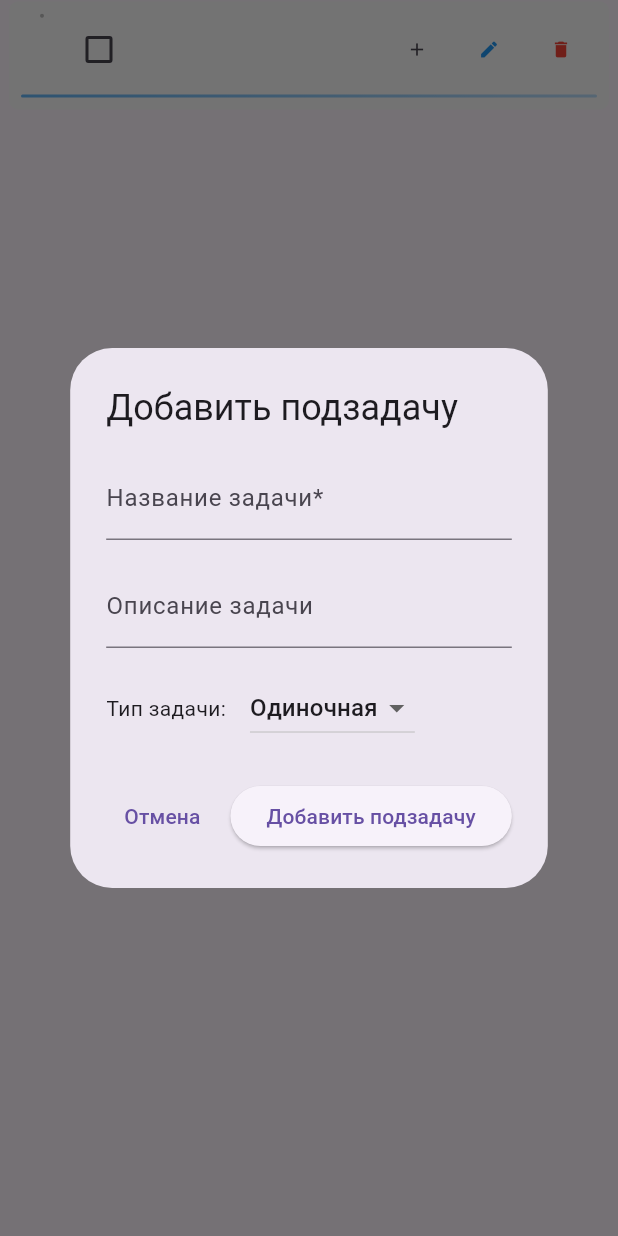
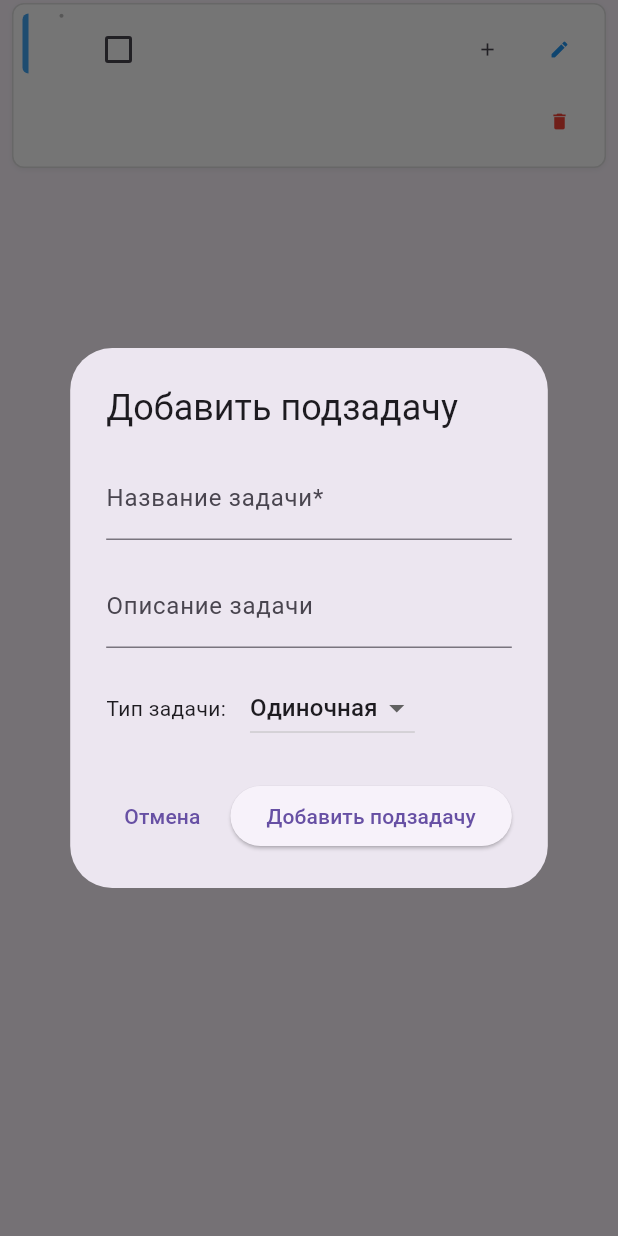
Before and after one commit to Vinillian/task_tracker, a Flutter app: the ExpandableTaskCard widget shown alone on an empty page, opened directly with empty values, after a tap on the "add" icon, on a phone screen of 412 x 824 dp. Run offline on Flutter 3.47's test engine with Material 3 defaults, Android fonts, the phone set to English and light mode, and no system bars; our stand-ins replace flutter_riverpod, hive, hive_flutter; accounts and stored records are empty.

Commit message:
feat: improve task cards design and layout
- dd vertical colored level indicators instead of horizontal indentation
- emove margins for subtasks to improve compactness
- nhance card styling with borders and subtle shadows
- emove duplicate expand/collapse button
- eep left expand/collapse button for all tasks
- mprove text layout with maxines and ellipsis
- ix infinite height constraint issue

```diff
--- a/lib/widgets/expandable_task_card.dart
+++ b/lib/widgets/expandable_task_card.dart
@@ -35,6 +35,20 @@ class _ExpandableTaskCardState extends State<ExpandableTaskCard> {
   bool _isExpanded = false;
   List<Task> _subTasks = []; // ✅ Кэшируем подзадачи
 
+  Color _getLevelColor(int level) {
+    switch (level) {
+      case 0:
+        return Colors.blue.shade400;
+      case 1:
+        return Colors.green.shade400;
+      case 2:
+        return Colors.orange.shade400;
+      case 3:
+        return Colors.purple.shade400;
+      default:
+        return Colors.red.shade400;
+    }
+  }
 
   @override
   void initState() {
@@ -66,7 +80,8 @@ class _ExpandableTaskCardState extends State<ExpandableTaskCard> {
   }
 
   void _toggleTaskCompletion() {
-    final updatedTask = widget.task.copyWith(isCompleted: !widget.task.isCompleted);
+    final updatedTask =
+        widget.task.copyWith(isCompleted: !widget.task.isCompleted);
     widget.onTaskUpdated(updatedTask);
   }
 
@@ -74,7 +89,8 @@ class _ExpandableTaskCardState extends State<ExpandableTaskCard> {
     final updatedTask = widget.task.copyWith(completedSteps: newCompletedSteps);
 
     // ✅ АВТОМАТИЧЕСКОЕ ЗАВЕРШЕНИЕ ПРИ 100% ПРОГРЕССЕ
-    if (newCompletedSteps >= widget.task.totalSteps && widget.task.totalSteps > 0) {
+    if (newCompletedSteps >= widget.task.totalSteps &&
+        widget.task.totalSteps > 0) {
       updatedTask.isCompleted = true;
     }
 
@@ -101,8 +117,10 @@ class _ExpandableTaskCardState extends State<ExpandableTaskCard> {
     showDialog(
       context: context,
       builder: (context) => AddTaskDialog(
-        onTaskCreated: (String title, String description, TaskType type, int steps, String? parentId) {
-          _createSubTask(title, description, type, steps, widget.task.projectId, parentId);
+        onTaskCreated: (String title, String description, TaskType type,
+            int steps, String? parentId) {
+          _createSubTask(
+              title, description, type, steps, widget.task.projectId, parentId);
         },
         projectId: widget.task.projectId,
         parentId: widget.task.id,
@@ -110,7 +128,8 @@ class _ExpandableTaskCardState extends State<ExpandableTaskCard> {
     );
   }
 
-  void _createSubTask(String title, String description, TaskType type, int totalSteps, String? projectId, String? parentId) {
+  void _createSubTask(String title, String description, TaskType type,
+      int totalSteps, String? projectId, String? parentId) {
     if (!widget.taskService.canAddSubTask(widget.task.id)) {
       ScaffoldMessenger.of(context).showSnackBar(
         const SnackBar(
@@ -250,9 +269,11 @@ class _ExpandableTaskCardState extends State<ExpandableTaskCard> {
                     ),
                     keyboardType: TextInputType.number,
                     onChanged: (value) {
-                      final newValue = int.tryParse(value) ?? tempCompletedSteps;
+                      final newValue =
+                          int.tryParse(value) ?? tempCompletedSteps;
                       setState(() {
-                        tempCompletedSteps = newValue.clamp(0, widget.task.totalSteps);
+                        tempCompletedSteps =
+                            newValue.clamp(0, widget.task.totalSteps);
                       });
                     },
                   ),
@@ -298,23 +319,27 @@ class _ExpandableTaskCardState extends State<ExpandableTaskCard> {
   @override
   Widget build(BuildContext context) {
     final hasSubTasks = _subTasks.isNotEmpty;
-    final indent = widget.level * 16.0;
 
     return Container(
-      margin: EdgeInsets.only(
-        left: indent + 6,
-        right: 6,
-        top: 1,
-        bottom: 1,
-      ),
+      margin: widget.level == 0
+          ? const EdgeInsets.symmetric(horizontal: 8, vertical: 2)
+          : const EdgeInsets.symmetric(horizontal: 0, vertical: 1),
       child: Column(
         crossAxisAlignment: CrossAxisAlignment.start,
         children: [
           Container(
-            padding: const EdgeInsets.all(8),
+            padding: const EdgeInsets.all(6),
             decoration: BoxDecoration(
-              color: Colors.grey.shade50,
-              borderRadius: BorderRadius.circular(6),
+              color: Colors.white,
+              borderRadius: BorderRadius.circular(8),
+              border: Border.all(color: Colors.grey.shade300, width: 1),
+              boxShadow: [
+                BoxShadow(
+                  color: Colors.black.withOpacity(0.05),
+                  blurRadius: 2,
+                  offset: const Offset(0, 1),
+                ),
+              ],
             ),
             child: Column(
               crossAxisAlignment: CrossAxisAlignment.start,
@@ -322,6 +347,21 @@ class _ExpandableTaskCardState extends State<ExpandableTaskCard> {
                 Row(
                   crossAxisAlignment: CrossAxisAlignment.start,
                   children: [
+                    // Левая вертикальная полоса-индикатор уровня
+                    Container(
+                      width: 4,
+                      height: 40,
+                      decoration: BoxDecoration(
+                        color: _getLevelColor(widget.level),
+                        borderRadius: const BorderRadius.only(
+                          topLeft: Radius.circular(8),
+                          bottomLeft: Radius.circular(8),
+                        ),
+                      ),
+                    ),
+                    const SizedBox(width: 8),
+
+                    // Кнопка раскрытия подзадач
                     if (hasSubTasks)
                       IconButton(
                         icon: Icon(
@@ -330,7 +370,8 @@ class _ExpandableTaskCardState extends State<ExpandableTaskCard> {
                         ),
                         onPressed: _toggleExpanded,
                         padding: EdgeInsets.zero,
-                        constraints: const BoxConstraints(minWidth: 28, minHeight: 28),
+                        constraints:
+                            const BoxConstraints(minWidth: 28, minHeight: 28),
                       )
                     else
                       SizedBox(
@@ -344,12 +385,14 @@ class _ExpandableTaskCardState extends State<ExpandableTaskCard> {
                         ),
                       ),
 
+                    // Прогресс задачи
                     TaskProgressWidget(
                       task: widget.task,
                       onToggle: _toggleTaskCompletion,
                     ),
                     const SizedBox(width: 6),
 
+                    // Текст задачи
                     Expanded(
                       child: Column(
                         crossAxisAlignment: CrossAxisAlignment.start,
@@ -361,16 +404,22 @@ class _ExpandableTaskCardState extends State<ExpandableTaskCard> {
                                   widget.task.title,
                                   style: TextStyle(
                                     fontSize: 13 - (widget.level * 0.2),
-                                    fontWeight: widget.level == 0 ? FontWeight.w500 : FontWeight.w400,
-                                    decoration: widget.task.isCompleted && widget.task.type == TaskType.single
+                                    fontWeight: widget.level == 0
+                                        ? FontWeight.w500
+                                        : FontWeight.w400,
+                                    decoration: widget.task.isCompleted &&
+                                            widget.task.type == TaskType.single
                                         ? TextDecoration.lineThrough
                                         : TextDecoration.none,
                                   ),
+                                  maxLines: 2,
+                                  overflow: TextOverflow.ellipsis,
                                 ),
                               ),
                               if (hasSubTasks)
                                 Container(
-                                  padding: const EdgeInsets.symmetric(horizontal: 3, vertical: 1),
+                                  padding: const EdgeInsets.symmetric(
+                                      horizontal: 3, vertical: 1),
                                   decoration: BoxDecoration(
                                     color: Colors.blue.shade50,
                                     borderRadius: BorderRadius.circular(6),
@@ -402,87 +451,66 @@ class _ExpandableTaskCardState extends State<ExpandableTaskCard> {
                       ),
                     ),
 
-                    Row(
-                      mainAxisSize: MainAxisSize.min,
+                    // Кнопки действий
+                    SizedBox(
+                      width: 120,
+                      child: Wrap(
+                        alignment: WrapAlignment.end,
+                        spacing: 0,
                         children: [
-                        if (hasSubTasks)
-                          IconButton(
-                            icon: Icon(
-                              _isExpanded ? Icons.unfold_less : Icons.unfold_more,
-                              size: 14,
-                              color: Colors.green,
-                            ),
-                            onPressed: _toggleExpanded,
-                            tooltip: _isExpanded ? 'Свернуть подзадачи' : 'Развернуть подзадачи',
-                            padding: EdgeInsets.zero,
-                            constraints: const BoxConstraints(minWidth: 28, minHeight: 28),
-                          ),
                           if (widget.taskService.canAddSubTask(widget.task.id))
                             IconButton(
                               icon: const Icon(Icons.add, size: 14),
                               onPressed: _addSubTask,
                               tooltip: 'Добавить подзадачу',
                               padding: EdgeInsets.zero,
-                            constraints: const BoxConstraints(minWidth: 28, minHeight: 28),
+                              constraints: const BoxConstraints(
+                                  minWidth: 28, minHeight: 28),
                             ),
                           if (widget.task.type == TaskType.stepByStep)
                             IconButton(
-                            icon: const Icon(Icons.play_circle_outline, color: Colors.purple, size: 22),
+                              icon: const Icon(Icons.play_circle_outline,
+                                  color: Colors.purple, size: 22),
                               onPressed: _manageTaskSteps,
                               tooltip: 'Управление шагами',
                               padding: EdgeInsets.zero,
-                            constraints: const BoxConstraints(minWidth: 36, minHeight: 36),
+                              constraints: const BoxConstraints(
+                                  minWidth: 36, minHeight: 36),
                             ),
                           IconButton(
-                          icon: const Icon(Icons.edit, size: 14, color: Colors.blue),
+                            icon: const Icon(Icons.edit,
+                                size: 14, color: Colors.blue),
                             onPressed: _editTask,
                             tooltip: 'Редактировать',
                             padding: EdgeInsets.zero,
-                          constraints: const BoxConstraints(minWidth: 28, minHeight: 28),
+                            constraints: const BoxConstraints(
+                                minWidth: 28, minHeight: 28),
                           ),
                           IconButton(
-                          icon: const Icon(Icons.delete, size: 14, color: Colors.red),
+                            icon: const Icon(Icons.delete,
+                                size: 14, color: Colors.red),
                             onPressed: widget.onTaskDeleted,
                             tooltip: 'Удалить',
                             padding: EdgeInsets.zero,
-                          constraints: const BoxConstraints(minWidth: 28, minHeight: 28),
+                            constraints: const BoxConstraints(
+                                minWidth: 28, minHeight: 28),
+                          ),
+                        ],
+                      ),
                     ),
                   ],
                 ),
               ],
             ),
-
-                Container(
-                  margin: const EdgeInsets.only(top: 6),
-                  height: widget.level == 0 ? 2 : 1,
-                  decoration: BoxDecoration(
-                    gradient: widget.level == 0
-                        ? LinearGradient(
-                      colors: [
-                        Colors.blue.shade300,
-                        Colors.blue.shade100,
-                      ],
-                    )
-                        : LinearGradient(
-                      colors: [
-                        Colors.grey.shade400,
-                        Colors.grey.shade200,
-                      ],
-                    ),
-                    borderRadius: BorderRadius.circular(1),
-                  ),
-                ),
-              ],
-            ),
           ),
 
-          // ✅ РЕКУРСИВНОЕ ОТОБРАЖЕНИЕ ПОДЗАДАЧ ИЗ TASK SERVICE
+          // Подзадачи
           if (_isExpanded && hasSubTasks) ...[
             const SizedBox(height: 8),
             ..._subTasks.map((subTask) {
               return ExpandableTaskCard(
                 task: subTask,
-                taskIndex: 0, // Индекс не важен для подзадач
+                taskIndex: 0,
                 onTaskUpdated: _updateSubTask,
                 onTaskDeleted: () => _deleteSubTask(subTask.id),
                 taskService: widget.taskService,
```
Also changed, not shown: 1 other file. Lines whose indentation alone changed are shown as unchanged.
